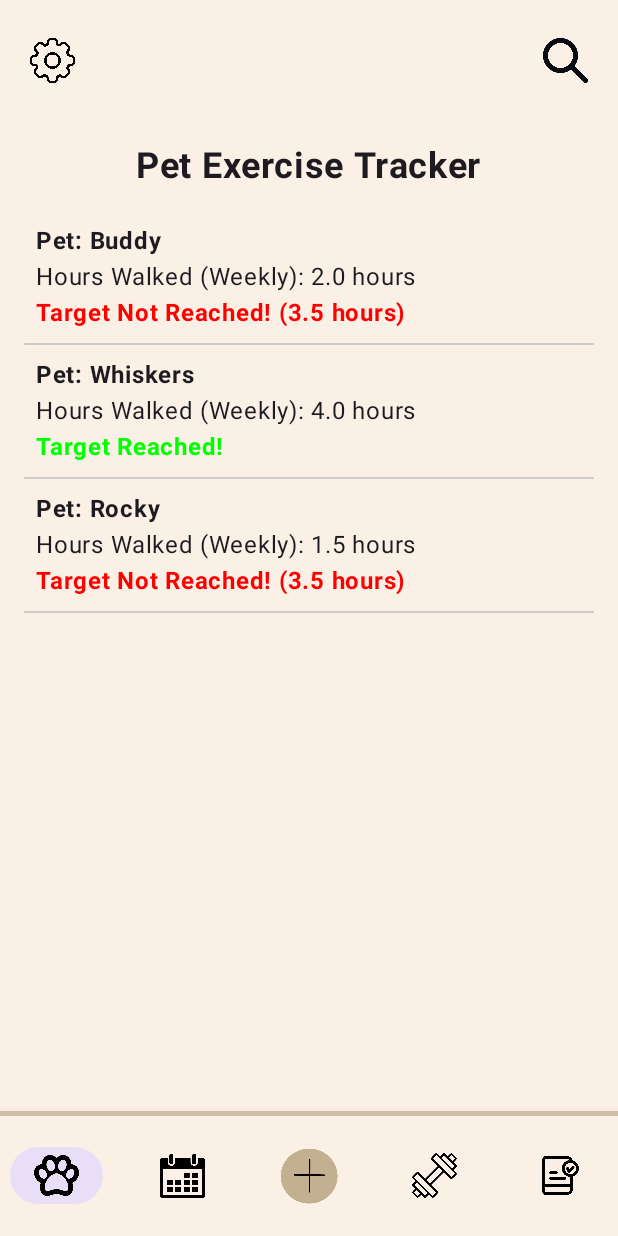
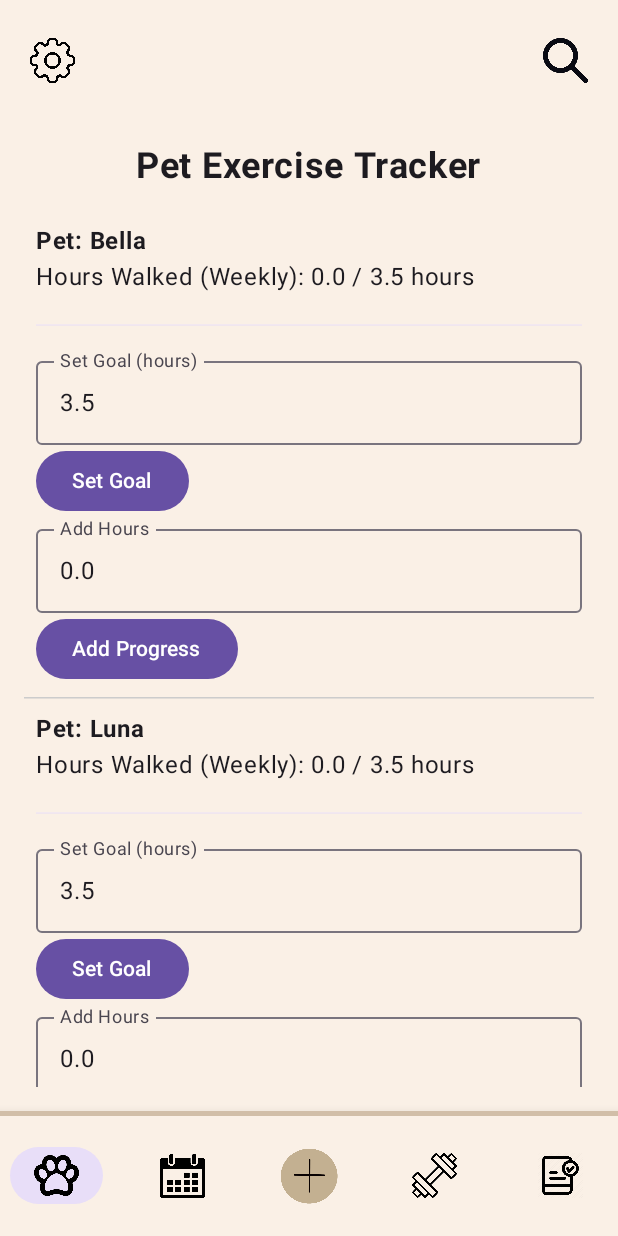
Before and after one commit to Baicha-S/Mobile-Computing-CP3406, an Android app built with Jetpack Compose: the ExercisePage screen opened through its navigation route, on a phone screen of 412 x 824 dp. Run offline under Robolectric (Android 15) with nearby library versions, the phone set to English and light mode, and no system bars; our stand-ins replace livedata-compose.

Commit message:
"Add Exercise Page."

```diff
--- a/app/src/main/java/com/example/assignment1/data/GuidelineRepository.kt
+++ b/app/src/main/java/com/example/assignment1/data/GuidelineRepository.kt
@@ -1,5 +1,5 @@
 package com.example.assignment1.data
 
 interface GuidelineRepository {
-    suspend fun getGuidelines(): BreedResponse // Change return type to BreedResponse
+    suspend fun getGuidelines(): BreedResponse
 }
--- a/app/src/main/java/com/example/assignment1/data/Pet.kt
+++ b/app/src/main/java/com/example/assignment1/data/Pet.kt
@@ -7,46 +7,33 @@ import java.time.Period
 import java.time.format.DateTimeFormatter
 
 data class Pet(
+    // General Info
     val id: Int,
     val name: String,
     val species: String,
     val imageResId: Int,
-    val petDOB: String,
+    val petDOB: LocalDate,
     val gender: String,
-    val allergies: String
+    val allergies: String,
+    // Medical Tracker
+    val medicalHistory: MutableList<String> = mutableListOf(),
+    // Exercise Tracker
+    var exerciseGoalHours: Float = 3.5f, // 3.5 by default but user can adjust
+    var exerciseProgressHours: Float = 0.0f // Current progress
 )
+
 @RequiresApi(Build.VERSION_CODES.O)
-
-fun calculatePetAge(dob: String): String {
-
-    val formatter = DateTimeFormatter.ofPattern("yyyy-MM-dd") // Adjust format if needed
-
-    val birthDate = LocalDate.parse(dob, formatter)
-
+fun calculatePetAge(dob: LocalDate): String {
+    /*Calculates pet's age based on pet's DOB*/
     val currentDate = LocalDate.now()
-
-
-
-    val period = Period.between(birthDate, currentDate)
-
-
-
+    val period = Period.between(dob, currentDate)
     val years = period.years
-
     val months = period.months
-
     val days = period.days
 
-
-
     return when {
-
         years > 0 -> "$years years, $months months"
-
         months > 0 -> "$months months, $days days"
-
         else -> "$days days"
-
     }
-
 }
--- a/app/src/main/java/com/example/assignment1/data/PetRepository.kt
+++ b/app/src/main/java/com/example/assignment1/data/PetRepository.kt
@@ -1,6 +1,11 @@
 package com.example.assignment1.data
 
 interface PetRepository {
-    suspend fun getPetById(id: Int): Pet? // Add this function
     suspend fun getPets(): List<Pet>
+    suspend fun getPetById(id: Int): Pet?
+    suspend fun setExerciseGoal(petId: Int, hours: Float)
+    suspend fun addExerciseProgress(petId: Int, hours: Float)
+    suspend fun getPetExerciseData(petId: Int): Pet?
+    suspend fun getAllPetsExerciseData(): List<Pet>
+    suspend fun addMedicalHistory(petId: Int, history: String)
 }
--- a/app/src/main/java/com/example/assignment1/data/PetRepositoryImpl.kt
+++ b/app/src/main/java/com/example/assignment1/data/PetRepositoryImpl.kt
@@ -1,20 +1,67 @@
 package com.example.assignment1.data
+
+import android.os.Build
+import androidx.annotation.RequiresApi
 import com.example.assignment1.R
 import kotlinx.coroutines.delay
+import java.time.LocalDate
+import java.time.format.DateTimeFormatter
 
 class PetRepositoryImpl : PetRepository {
-    override suspend fun getPets(): List<Pet> { // Removed petId parameter
-        delay(1000) // Simulate network delay
-        return listOf(
-            Pet(1, "Bella", "Pomeranian", R.drawable.screenshot_2025_02_16_191409, "2019-02-20","Male", "Egg" ),
-            Pet(2, "Luna", "Pomeranian", R.drawable.screenshot_2025_02_16_191409, "2019-02-20","Male", "Egg"),
-            Pet(3, "Charlie", "Pomeranian", R.drawable.screenshot_2025_02_16_191358, "2019-02-20","Male", "Egg"),
-            Pet(4, "Lucy", "Pomeranian", R.drawable.screenshot_2025_02_16_191358, "2019-02-20","Male", "Egg"),
-            Pet(5, "Cooper", "Pomeranian", R.drawable.screenshot_2025_02_16_191358, "2019-02-20","Male", "Egg")
-        )
+
+    @RequiresApi(Build.VERSION_CODES.O)
+    private val pets: MutableList<Pet> = mutableListOf(
+        Pet(1, "Bella", "Pomeranian", R.drawable.screenshot_2025_02_16_191409, LocalDate.parse("2019-02-20", DateTimeFormatter.ISO_DATE),"Male", "Egg"),
+        Pet(2, "Luna", "Pomeranian", R.drawable.screenshot_2025_02_16_191409, LocalDate.parse("2019-02-20", DateTimeFormatter.ISO_DATE),"Male", "Egg"),
+        Pet(3, "Charlie", "Pomeranian", R.drawable.screenshot_2025_02_16_191358, LocalDate.parse("2019-02-20", DateTimeFormatter.ISO_DATE),"Male", "Egg"),
+        Pet(4, "Lucy", "Pomeranian", R.drawable.screenshot_2025_02_16_191358, LocalDate.parse("2019-02-20", DateTimeFormatter.ISO_DATE),"Male", "Egg"),
+        Pet(5, "Cooper", "Pomeranian", R.drawable.screenshot_2025_02_16_191358, LocalDate.parse("2019-02-20", DateTimeFormatter.ISO_DATE),"Male", "Egg")
+    )
+
+    @RequiresApi(Build.VERSION_CODES.O)
+    override suspend fun getPets(): List<Pet> {
+        delay(1000) //Simulate network delay
+        return pets
     }
 
+    @RequiresApi(Build.VERSION_CODES.O)
     override suspend fun getPetById(id: Int): Pet? {
-        return getPets().find { it.id == id } //  return only a com.example.assignment1.data.Pet
+        delay(1000) //Simulate network delay
+        return pets.find { it.id == id }
+    }
+
+    @RequiresApi(Build.VERSION_CODES.O)
+    override suspend fun setExerciseGoal(petId: Int, hours: Float) {
+        delay(1000) //Simulate network delay
+        val pet = pets.find { it.id == petId }
+        pet?.exerciseGoalHours = hours
+    }
+
+    @RequiresApi(Build.VERSION_CODES.O)
+    override suspend fun addExerciseProgress(petId: Int, hours: Float) {
+        delay(1000) // Simulate network delay
+        val pet = pets.find { it.id == petId }
+        if (pet != null) {
+            pet.exerciseProgressHours += hours
+        }
+    }
+
+    @RequiresApi(Build.VERSION_CODES.O)
+    override suspend fun getPetExerciseData(petId: Int): Pet? {
+        delay(1000) //Simulate network delay
+        return pets.find { it.id == petId }
+    }
+
+    @RequiresApi(Build.VERSION_CODES.O)
+    override suspend fun getAllPetsExerciseData(): List<Pet> {
+        delay(1000) //Simulate network delay
+        return pets
+    }
+
+    @RequiresApi(Build.VERSION_CODES.O)
+    override suspend fun addMedicalHistory(petId: Int, history: String) {
+        delay(1000) //Simulate network delay
+        val pet = pets.find { it.id == petId }
+        pet?.medicalHistory?.add(history)
     }
 }
--- a/app/src/main/java/com/example/assignment1/di/Modules.kt
+++ b/app/src/main/java/com/example/assignment1/di/Modules.kt
@@ -4,6 +4,7 @@ import com.example.assignment1.data.GuidelineRepository
 import com.example.assignment1.data.GuidelineRepositoryImpl
 import com.example.assignment1.data.PetRepository
 import com.example.assignment1.data.PetRepositoryImpl
+import com.example.assignment1.viewModel.ExerciseViewModel
 import com.example.assignment1.viewModel.GuidelineViewModel
 import com.example.assignment1.viewModel.HomeViewModel
 import com.example.assignment1.viewModel.PetDetailsViewModel
@@ -19,4 +20,5 @@ val appModules = module {
     viewModel { HomeViewModel(get()) }
     single<GuidelineRepository> { GuidelineRepositoryImpl() }
     viewModel { GuidelineViewModel(get()) }
+    viewModel { ExerciseViewModel(get()) }
 }
--- a/app/src/main/java/com/example/assignment1/network/GuidelineApiService.kt
+++ b/app/src/main/java/com/example/assignment1/network/GuidelineApiService.kt
@@ -4,6 +4,6 @@ import com.example.assignment1.data.BreedResponse
 import retrofit2.http.GET
 
 interface GuidelineApiService {
-    @GET("breeds") // Replace with your API endpoint
+    @GET("breeds")
     suspend fun getBreeds(): BreedResponse
 }
--- a/app/src/main/java/com/example/assignment1/view/ExercisePage.kt
+++ b/app/src/main/java/com/example/assignment1/view/ExercisePage.kt
@@ -10,66 +10,95 @@ import androidx.compose.ui.text.font.FontWeight
 import androidx.compose.ui.unit.dp
 import androidx.compose.ui.unit.sp
 import androidx.navigation.NavHostController
-
-// Placeholder data for demonstration
-data class PetExercise(val petName: String, val hoursWalked: Float)
+import com.example.assignment1.viewModel.ExerciseViewModel
+import org.koin.androidx.compose.koinViewModel
+import androidx.compose.runtime.livedata.observeAsState
+import androidx.compose.foundation.lazy.LazyColumn
+import androidx.compose.foundation.lazy.items
+import com.example.assignment1.data.Pet
 
 @Composable
 fun ExercisePage(padding: Modifier, navController: NavHostController) {
-    val petExercises = remember {
-        mutableStateListOf(
-            PetExercise("Buddy", 2.0f),
-            PetExercise("Whiskers", 4.0f),
-            PetExercise("Rocky", 1.5f)
-        )
+    val viewModel: ExerciseViewModel = koinViewModel()
+
+    LaunchedEffect(Unit) {
+        viewModel.loadAllPetsExerciseData()
     }
 
-    Column(
+    val petExercises by viewModel.allPetExerciseData.observeAsState(emptyList())
+
+    LazyColumn(
         modifier = padding
             .fillMaxSize()
             .padding(16.dp),
         verticalArrangement = Arrangement.Top,
         horizontalAlignment = Alignment.CenterHorizontally
     ) {
+        item {
             Text(
                 text = "Pet Exercise Tracker",
                 fontSize = 24.sp,
                 fontWeight = FontWeight.Bold,
                 modifier = Modifier.padding(bottom = 16.dp)
             )
-
-        petExercises.forEach { exercise ->
-            PetExerciseItem(exercise = exercise)
-            Divider(color = Color.LightGray, thickness = 1.dp)
+        }
+        items(petExercises) { exercise ->
+            PetExerciseItem(exercise = exercise, onGoalChange = { hours -> viewModel.setExerciseGoal(exercise.id, hours) }, onProgressAdd = { hours -> viewModel.addExerciseProgress(exercise.id, hours)})
+            HorizontalDivider(thickness = 1.dp, color = Color.LightGray)
         }
     }
 }
 
 @Composable
-fun PetExerciseItem(exercise: PetExercise) {
-    val targetHours = 3.5f
-    val targetReached = exercise.hoursWalked >= targetHours
+fun PetExerciseItem(exercise: Pet, onGoalChange: (Float) -> Unit, onProgressAdd: (Float) -> Unit) {
+    var goalHours by remember { mutableFloatStateOf(exercise.exerciseGoalHours) }
+    var addHours by remember { mutableFloatStateOf(0f) }
+    val progress = remember(exercise.exerciseProgressHours, exercise.exerciseGoalHours) {
+        if (exercise.exerciseGoalHours > 0) {
+            exercise.exerciseProgressHours / exercise.exerciseGoalHours
+        } else {
+            0f
+        }
+    }
 
     Column(
         modifier = Modifier
             .fillMaxWidth()
             .padding(8.dp)
     ) {
-        Text(text = "Pet: ${exercise.petName}", fontWeight = FontWeight.Bold)
-        Text(text = "Hours Walked (Weekly): ${exercise.hoursWalked} hours")
+        Text(text = "Pet: ${exercise.name}", fontWeight = FontWeight.Bold)
+        Text(text = "Hours Walked (Weekly): ${exercise.exerciseProgressHours} / ${exercise.exerciseGoalHours} hours")
 
-        if (targetReached) {
-            Text(
-                text = "Target Reached!",
-                color = Color.Green,
-                fontWeight = FontWeight.Bold
+        // Progression Bar
+        LinearProgressIndicator(
+            progress = { progress },
+            modifier = Modifier
+                .fillMaxWidth()
+                .padding(vertical = 8.dp)
+                .height(20.dp) // Increase the height
+                .padding(vertical = 12.dp) //Adjust vertical padding,
         )
-        } else {
-            Text(
-                text = "Target Not Reached! (${targetHours} hours)",
-                color = Color.Red,
-                fontWeight = FontWeight.Bold
+
+        OutlinedTextField(
+            value = goalHours.toString(),
+            onValueChange = { goalHours = it.toFloatOrNull() ?: exercise.exerciseGoalHours },
+            label = { Text("Set Goal (hours)") },
+            modifier = Modifier.fillMaxWidth()
         )
+
+        Button(onClick = { onGoalChange(goalHours) }) {
+            Text("Set Goal")
+        }
+
+        OutlinedTextField(
+            value = addHours.toString(),
+            onValueChange = { addHours = it.toFloatOrNull() ?: 0f },
+            label = { Text("Add Hours") },
+            modifier = Modifier.fillMaxWidth()
+        )
+
+        Button(onClick = { onProgressAdd(addHours) }) {
+            Text("Add Progress")
         }
     }
 }
--- a/app/src/main/java/com/example/assignment1/view/PetList.kt
+++ b/app/src/main/java/com/example/assignment1/view/PetList.kt
@@ -32,7 +32,6 @@ fun PetList(modifier: Modifier) {
             ) {
                 Text(text = pet.name)
                 Text(text = pet.species)
-                // Add more pet details here
             }
         }
     }
--- a/app/src/main/java/com/example/assignment1/viewModel/ExerciseViewModel.kt
+++ b/app/src/main/java/com/example/assignment1/viewModel/ExerciseViewModel.kt
@@ -1 +1,45 @@
 package com.example.assignment1.viewModel
+
+import androidx.lifecycle.LiveData
+import androidx.lifecycle.MutableLiveData
+import androidx.lifecycle.ViewModel
+import androidx.lifecycle.viewModelScope
+import com.example.assignment1.data.Pet
+import com.example.assignment1.data.PetRepository
+import kotlinx.coroutines.launch
+
+class ExerciseViewModel(private val petRepository: PetRepository) : ViewModel() {
+
+    private val _petExerciseData = MutableLiveData<Pet?>()
+    val petExerciseData: LiveData<Pet?> = _petExerciseData
+
+    private val _allPetExerciseData = MutableLiveData<List<Pet>>()
+    val allPetExerciseData : LiveData<List<Pet>> = _allPetExerciseData
+
+    private fun loadPetExerciseData(petId: Int) {
+        viewModelScope.launch {
+            _petExerciseData.value = petRepository.getPetExerciseData(petId)
+        }
+    }
+
+    fun setExerciseGoal(petId: Int, hours: Float) {
+        viewModelScope.launch {
+            petRepository.setExerciseGoal(petId, hours)
+            loadPetExerciseData(petId)
+        }
+    }
+
+    fun addExerciseProgress(petId: Int, hours: Float) {
+        viewModelScope.launch {
+            petRepository.addExerciseProgress(petId, hours)
+            loadPetExerciseData(petId)
+        }
+    }
+
+    fun loadAllPetsExerciseData(){
+        viewModelScope.launch {
+            _allPetExerciseData.value = petRepository.getAllPetsExerciseData()
+        }
+    }
+
+}
```
Also changed, not shown: app/src/main/java/com/example/assignment1/view/PetDetailsPage.kt (+17 -1 lines), app/src/main/java/com/example/assignment1/data/GuidelineRepositoryImpl.kt (line endings or trailing spaces). Lines whose indentation alone changed are shown as unchanged.
